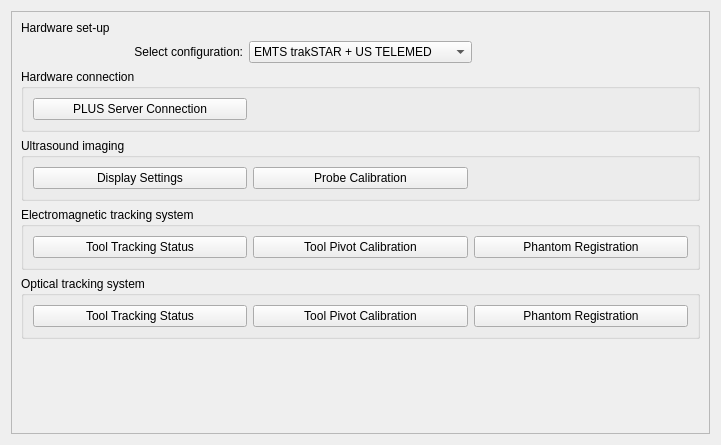
This is Modules/Home/Resources/UI/Configuration.ui in EBATINCA/TrainUS as Qt 5 draws it before an edit. The edited form follows.
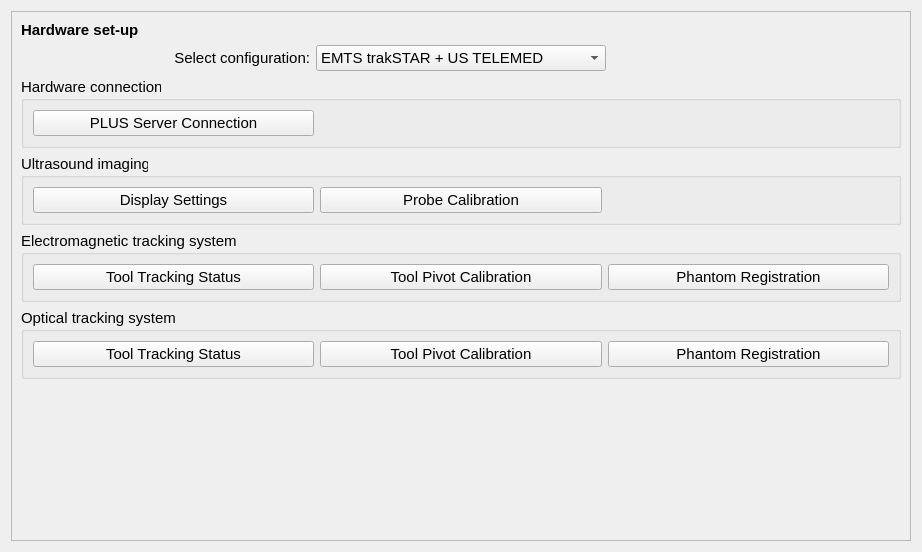
This is the edited form. Custom widgets are drawn as their Qt base class.

Commit message:
ENH: Improve GUI appearance
Font size, bold titles, table stretch, and warning messages

The edit to the form file:
```diff
--- a/Modules/Home/Resources/UI/Configuration.ui
+++ b/Modules/Home/Resources/UI/Configuration.ui
@@ -6,13 +6,20 @@
    <rect>
     <x>0</x>
     <y>0</y>
-    <width>721</width>
-    <height>445</height>
+    <width>922</width>
+    <height>552</height>
    </rect>
   </property>
   <layout class="QVBoxLayout" name="verticalLayout">
    <item>
     <widget class="QFrame" name="frame">
+     <property name="font">
+      <font>
+       <pointsize>11</pointsize>
+       <weight>50</weight>
+       <bold>false</bold>
+      </font>
+     </property>
      <property name="frameShape">
       <enum>QFrame::StyledPanel</enum>
      </property>
@@ -22,6 +29,13 @@
      <layout class="QGridLayout" name="gridLayout_2">
       <item row="0" column="0">
        <widget class="QLabel" name="label">
+        <property name="font">
+         <font>
+          <pointsize>11</pointsize>
+          <weight>75</weight>
+          <bold>true</bold>
+         </font>
+        </property>
         <property name="text">
          <string>Hardware set-up</string>
         </property>
@@ -29,6 +43,13 @@
       </item>
       <item row="1" column="0">
        <widget class="QLabel" name="label_2">
+        <property name="font">
+         <font>
+          <pointsize>11</pointsize>
+          <weight>50</weight>
+          <bold>false</bold>
+         </font>
+        </property>
         <property name="text">
          <string>Select configuration:</string>
         </property>
@@ -39,12 +60,26 @@
       </item>
       <item row="3" column="0" colspan="3">
        <widget class="QGroupBox" name="groupBox">
+        <property name="font">
+         <font>
+          <pointsize>11</pointsize>
+          <weight>50</weight>
+          <bold>false</bold>
+         </font>
+        </property>
         <property name="title">
          <string>Ultrasound imaging</string>
         </property>
         <layout class="QGridLayout" name="gridLayout">
          <item row="0" column="1">
           <widget class="QPushButton" name="ultrasoundProbeCalibrationButton">
+           <property name="font">
+            <font>
+             <pointsize>11</pointsize>
+             <weight>50</weight>
+             <bold>false</bold>
+            </font>
+           </property>
            <property name="text">
             <string>Probe Calibration</string>
            </property>
@@ -52,6 +87,13 @@
          </item>
          <item row="0" column="0">
           <widget class="QPushButton" name="ultrasoundDisplaySettingsButton">
+           <property name="font">
+            <font>
+             <pointsize>11</pointsize>
+             <weight>50</weight>
+             <bold>false</bold>
+            </font>
+           </property>
            <property name="text">
             <string>Display Settings</string>
            </property>
@@ -59,6 +101,13 @@
          </item>
          <item row="0" column="2">
           <widget class="QLabel" name="label_6">
+           <property name="font">
+            <font>
+             <pointsize>11</pointsize>
+             <weight>50</weight>
+             <bold>false</bold>
+            </font>
+           </property>
            <property name="text">
             <string/>
            </property>
@@ -69,6 +118,13 @@
       </item>
       <item row="1" column="1">
        <widget class="QComboBox" name="hardwareSetUpComboBox">
+        <property name="font">
+         <font>
+          <pointsize>11</pointsize>
+          <weight>50</weight>
+          <bold>false</bold>
+         </font>
+        </property>
         <item>
          <property name="text">
           <string>EMTS trakSTAR + US TELEMED</string>
@@ -98,12 +154,26 @@
       </item>
       <item row="4" column="0" colspan="3">
        <widget class="QGroupBox" name="groupBox_3">
+        <property name="font">
+         <font>
+          <pointsize>11</pointsize>
+          <weight>50</weight>
+          <bold>false</bold>
+         </font>
+        </property>
         <property name="title">
          <string>Electromagnetic tracking system</string>
         </property>
         <layout class="QGridLayout" name="gridLayout_4">
          <item row="0" column="1">
           <widget class="QPushButton" name="emtsToolPivotCalibrationButton">
+           <property name="font">
+            <font>
+             <pointsize>11</pointsize>
+             <weight>50</weight>
+             <bold>false</bold>
+            </font>
+           </property>
            <property name="text">
             <string>Tool Pivot Calibration</string>
            </property>
@@ -111,6 +181,13 @@
          </item>
          <item row="0" column="0">
           <widget class="QPushButton" name="emtsToolTrackingStatusButton">
+           <property name="font">
+            <font>
+             <pointsize>11</pointsize>
+             <weight>50</weight>
+             <bold>false</bold>
+            </font>
+           </property>
            <property name="text">
             <string>Tool Tracking Status</string>
            </property>
@@ -118,6 +195,13 @@
          </item>
          <item row="0" column="2">
           <widget class="QPushButton" name="emtsPhantomRegistrationButton">
+           <property name="font">
+            <font>
+             <pointsize>11</pointsize>
+             <weight>50</weight>
+             <bold>false</bold>
+            </font>
+           </property>
            <property name="text">
             <string>Phantom Registration</string>
            </property>
@@ -128,6 +212,13 @@
       </item>
       <item row="1" column="2">
        <widget class="QLabel" name="label_3">
+        <property name="font">
+         <font>
+          <pointsize>11</pointsize>
+          <weight>50</weight>
+          <bold>false</bold>
+         </font>
+        </property>
         <property name="text">
          <string/>
         </property>
@@ -135,12 +226,26 @@
       </item>
       <item row="2" column="0" colspan="3">
        <widget class="QGroupBox" name="groupBox_2">
+        <property name="font">
+         <font>
+          <pointsize>11</pointsize>
+          <weight>50</weight>
+          <bold>false</bold>
+         </font>
+        </property>
         <property name="title">
          <string>Hardware connection</string>
         </property>
         <layout class="QGridLayout" name="gridLayout_3">
          <item row="0" column="0">
           <widget class="QPushButton" name="plusConnectionButton">
+           <property name="font">
+            <font>
+             <pointsize>11</pointsize>
+             <weight>50</weight>
+             <bold>false</bold>
+            </font>
+           </property>
            <property name="text">
             <string>PLUS Server Connection</string>
            </property>
@@ -148,6 +253,13 @@
          </item>
          <item row="0" column="1">
           <widget class="QLabel" name="label_4">
+           <property name="font">
+            <font>
+             <pointsize>11</pointsize>
+             <weight>50</weight>
+             <bold>false</bold>
+            </font>
+           </property>
            <property name="text">
             <string/>
            </property>
@@ -155,6 +267,13 @@
          </item>
          <item row="0" column="2">
           <widget class="QLabel" name="label_5">
+           <property name="font">
+            <font>
+             <pointsize>11</pointsize>
+             <weight>50</weight>
+             <bold>false</bold>
+            </font>
+           </property>
            <property name="text">
             <string/>
            </property>
@@ -165,12 +284,26 @@
       </item>
       <item row="5" column="0" colspan="3">
        <widget class="QGroupBox" name="groupBox_4">
+        <property name="font">
+         <font>
+          <pointsize>11</pointsize>
+          <weight>50</weight>
+          <bold>false</bold>
+         </font>
+        </property>
         <property name="title">
          <string>Optical tracking system</string>
         </property>
         <layout class="QGridLayout" name="gridLayout_5">
          <item row="0" column="0">
           <widget class="QPushButton" name="otsToolTrackingStatusButton">
+           <property name="font">
+            <font>
+             <pointsize>11</pointsize>
+             <weight>50</weight>
+             <bold>false</bold>
+            </font>
+           </property>
            <property name="text">
             <string>Tool Tracking Status</string>
            </property>
@@ -178,6 +311,13 @@
          </item>
          <item row="0" column="1">
           <widget class="QPushButton" name="otsToolPivotCalibrationButton">
+           <property name="font">
+            <font>
+             <pointsize>11</pointsize>
+             <weight>50</weight>
+             <bold>false</bold>
+            </font>
+           </property>
            <property name="text">
             <string>Tool Pivot Calibration</string>
            </property>
@@ -185,6 +325,13 @@
          </item>
          <item row="0" column="2">
           <widget class="QPushButton" name="otsPhantomRegistrationButton">
+           <property name="font">
+            <font>
+             <pointsize>11</pointsize>
+             <weight>50</weight>
+             <bold>false</bold>
+            </font>
+           </property>
            <property name="text">
             <string>Phantom Registration</string>
            </property>
@@ -195,6 +342,13 @@
       </item>
       <item row="6" column="0" colspan="3">
        <spacer name="verticalSpacer">
+        <property name="font">
+         <font>
+          <pointsize>11</pointsize>
+          <weight>50</weight>
+          <bold>false</bold>
+         </font>
+        </property>
         <property name="orientation">
          <enum>Qt::Vertical</enum>
         </property>
```
The commit also changes 4 other files.
